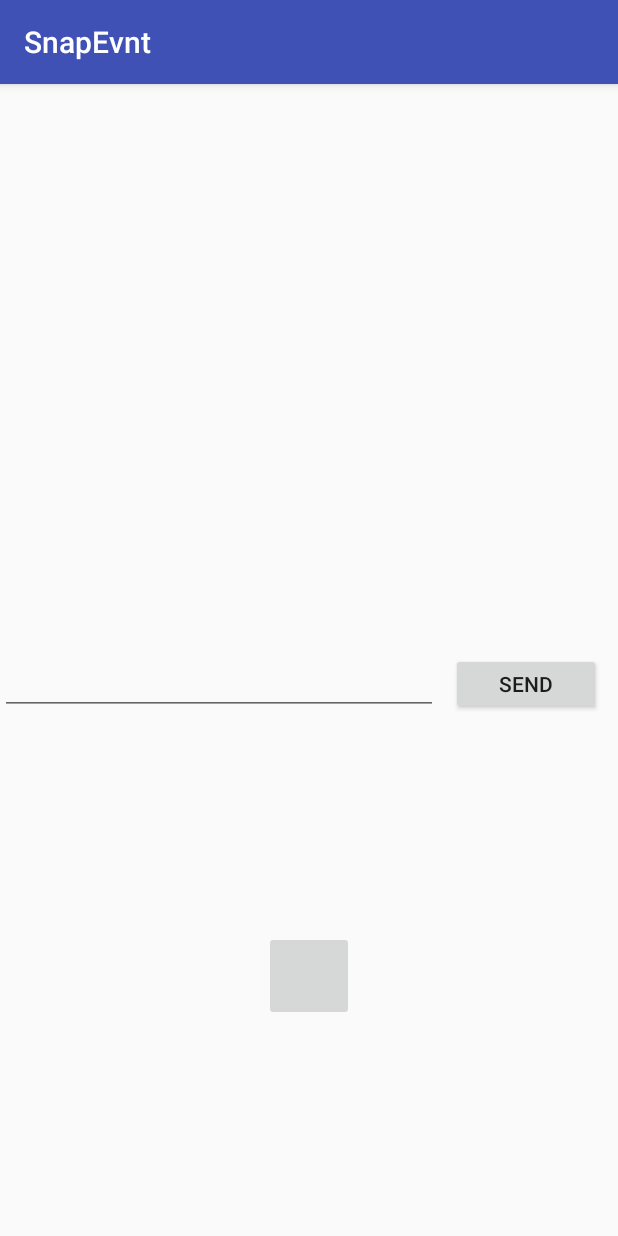
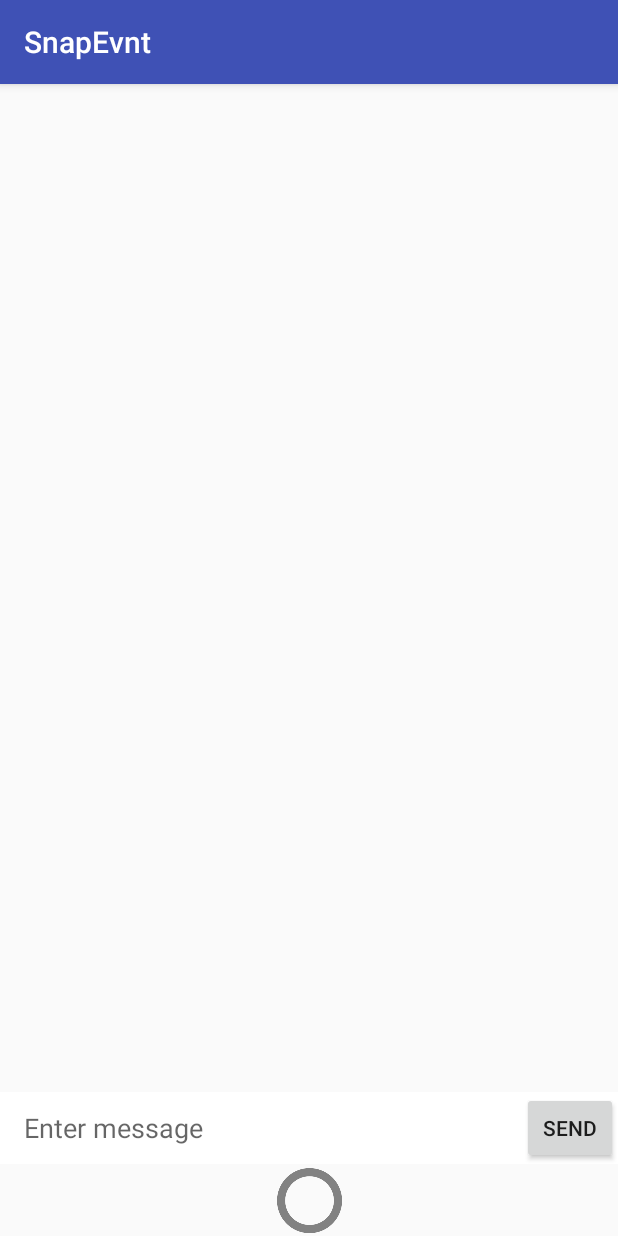
Before and after one commit to Muttsu/SnapEvnt, an Android app: the ChatActivity screen opened directly, with no data from a screen before it, on a phone screen of 412 x 824 dp. Run offline under Robolectric (Android 15) with nearby library versions, the phone set to English and light mode, and no system bars; our stand-ins replace Firebase (no records; nobody signed in at launch, a user with empty details on screens opened directly).

Commit message:
changed layer_chat

```diff
--- a/app/src/main/res/layout/activity_chat.xml
+++ b/app/src/main/res/layout/activity_chat.xml
@@ -3,61 +3,79 @@
     xmlns:app="http://schemas.android.com/apk/res-auto"
     xmlns:tools="http://schemas.android.com/tools"
     android:layout_width="match_parent"
-    android:layout_height="match_parent">
+    android:layout_height="match_parent"
+    tools:layout_editor_absoluteY="81dp">
 
     <android.support.v7.widget.RecyclerView
         android:id="@+id/MessageListView"
         android:layout_width="0dp"
-        android:layout_height="379dp"
+        android:layout_height="0dp"
+        app:layout_constraintBottom_toTopOf="@+id/layout_chatbox"
         app:layout_constraintEnd_toEndOf="parent"
         app:layout_constraintStart_toStartOf="parent"
         app:layout_constraintTop_toTopOf="parent" />
 
-    <RelativeLayout
-        android:layout_width="wrap_content"
+    <LinearLayout
+        android:id="@+id/layout_chatbox"
+        android:layout_width="0dp"
         android:layout_height="wrap_content"
-        android:layout_marginBottom="8dp"
-        android:layout_marginTop="8dp"
+        android:background="#ffffff"
+        android:minHeight="48dp"
+        android:orientation="horizontal"
+        app:layout_constraintBottom_toTopOf="@+id/constraintLayout"
+        app:layout_constraintEnd_toEndOf="parent"
+        app:layout_constraintStart_toStartOf="parent">
+
+        <EditText
+            android:id="@+id/edittext_chatbox"
+            android:layout_width="0dp"
+            android:layout_height="wrap_content"
+            android:layout_gravity="center"
+            android:layout_marginLeft="16dp"
+            android:layout_marginRight="16dp"
+            android:layout_weight="1"
+            android:background="@android:color/transparent"
+            android:hint="Enter message"
+            android:maxLines="6" />
+
+        <Button
+            android:id="@+id/button_chatbox_send"
+            android:layout_width="64dp"
+            android:layout_height="48dp"
+            android:layout_gravity="bottom"
+            android:clickable="true"
+            android:gravity="center"
+            android:text="SEND"
+            android:textSize="14dp" />
+
+    </LinearLayout>
+
+    <android.support.constraint.ConstraintLayout
+        android:id="@+id/constraintLayout"
+        android:layout_width="384dp"
+        android:layout_height="48dp"
         app:layout_constraintBottom_toBottomOf="parent"
         app:layout_constraintEnd_toEndOf="parent"
-        app:layout_constraintStart_toStartOf="parent"
-        app:layout_constraintTop_toBottomOf="@+id/relativeLayout">
+        app:layout_constraintStart_toStartOf="parent">
 
         <ImageButton
-            android:id="@+id/imageButton7"
-            android:layout_width="60dp"
-            android:layout_height="60dp"
-            android:layout_centerHorizontal="true"
-            android:src="@drawable/snapbtn" />
-    </RelativeLayout>
-
-    <RelativeLayout
-        android:id="@+id/relativeLayout"
-        android:layout_width="wrap_content"
-        android:layout_height="41dp"
-        app:layout_constraintStart_toStartOf="parent"
-        app:layout_constraintTop_toBottomOf="@+id/MessageListView">
-
-        <EditText
-            android:id="@+id/editText2"
-            android:layout_width="match_parent"
-            android:layout_height="wrap_content"
-            android:layout_marginRight="120dp"
-            android:ems="10"
-            android:inputType="textPersonName"
-            tools:layout_editor_absoluteX="0dp"
-            tools:layout_editor_absoluteY="0dp" />
-
-        <Button
-            android:id="@+id/button2"
-            android:layout_width="100dp"
-            android:layout_height="wrap_content"
-            android:layout_alignParentEnd="true"
-            android:layout_marginEnd="11dp"
-            android:text="SEND"
-            tools:layout_editor_absoluteX="250dp"
-            tools:layout_editor_absoluteY="379dp" />
-
-    </RelativeLayout>
+            android:id="@+id/imageButton"
+            android:layout_width="43dp"
+            android:layout_height="46dp"
+            android:layout_marginBottom="8dp"
+            android:layout_marginEnd="8dp"
+            android:layout_marginStart="8dp"
+            android:layout_marginTop="8dp"
+            android:background="@null"
+            android:elevation="0dp"
+            android:maxHeight="32dp"
+            android:maxWidth="32dp"
+            android:scaleType="fitCenter"
+            app:layout_constraintBottom_toBottomOf="parent"
+            app:layout_constraintEnd_toEndOf="parent"
+            app:layout_constraintStart_toStartOf="parent"
+            app:layout_constraintTop_toTopOf="parent"
+            app:srcCompat="@drawable/snapbtn" />
+    </android.support.constraint.ConstraintLayout>
 
 </android.support.constraint.ConstraintLayout>
```
